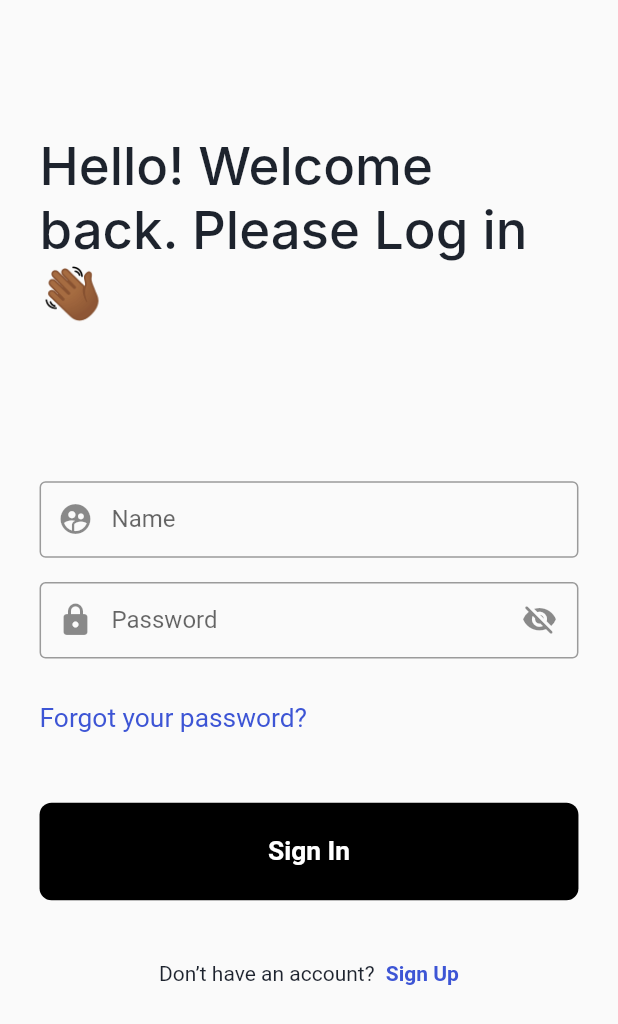
After one commit to WorkPla/FlutterTemplet, a Flutter app: the screen it shows after launch, after a tap on "Responsive Login Page", on a phone screen of 412 x 824 dp. The commit adds this screen. Shown: the top 1024 px of the screen. Run offline on Flutter 3.47's test engine with Material 2 defaults, Android fonts, the phone set to English and light mode, and no system bars; our stand-ins replace device_preview, flutter_screenutil, google_fonts; Roboto replaces fonts that are missing (Inter).

Commit message:
- Added responsive login page.

```diff
--- /dev/null
+++ b/lib/Buttons/login_button.dart
@@ -0,0 +1,32 @@
+import 'package:flutter/material.dart';
+import 'package:flutter_screenutil/flutter_screenutil.dart';
+
+class LoginButton extends StatelessWidget {
+  final Function()? onTap;
+
+  const LoginButton({super.key, required this.onTap});
+
+  @override
+  Widget build(BuildContext context) {
+    return GestureDetector(
+      onTap: onTap,
+      child: Container(
+        padding: EdgeInsets.all(20.w),
+        decoration: BoxDecoration(
+          color: Colors.black,
+          borderRadius: BorderRadius.circular(8),
+        ),
+        child: Center(
+          child: Text(
+            "Sign In",
+            style: TextStyle(
+              color: Colors.white,
+              fontWeight: FontWeight.bold,
+              fontSize: 16.sp,
+            ),
+          ),
+        ),
+      ),
+    );
+  }
+}
--- /dev/null
+++ b/lib/TextField/password_textField.dart
@@ -0,0 +1,57 @@
+import 'package:flutter/material.dart';
+
+class PasswordField extends StatefulWidget {
+  const PasswordField({Key? key}) : super(key: key);
+
+  @override
+  _PasswordFieldState createState() => _PasswordFieldState();
+}
+
+class _PasswordFieldState extends State<PasswordField> {
+  final textFieldFocusNode = FocusNode();
+  bool _obscured = false;
+
+  void _toggleObscured() {
+    setState(() {
+      _obscured = !_obscured;
+      if (textFieldFocusNode.hasPrimaryFocus)
+        return; // If focus is on text field, dont unfocus
+      textFieldFocusNode.canRequestFocus =
+          false; // Prevents focus if tap on eye
+    });
+  }
+
+  @override
+  Widget build(BuildContext context) {
+    return TextField(
+      keyboardType: TextInputType.visiblePassword,
+      obscureText: _obscured,
+      focusNode: textFieldFocusNode,
+      decoration: InputDecoration(
+        floatingLabelBehavior:
+            FloatingLabelBehavior.never, //Hides label on focus or if filled
+        labelText: "Password",
+        //filled: true, // Needed for adding a fill color
+        //fillColor: Colors.grey.shade800,
+        isDense: true, // Reduces height a bit
+        border: OutlineInputBorder(
+            //borderSide: BorderSide.none, // No border
+            //borderRadius: BorderRadius.circular(12), // Apply corner radius
+            ),
+        prefixIcon: Icon(Icons.lock_rounded, size: 24),
+        suffixIcon: Padding(
+          padding: const EdgeInsets.fromLTRB(0, 0, 4, 0),
+          child: GestureDetector(
+            onTap: _toggleObscured,
+            child: Icon(
+              _obscured
+                  ? Icons.visibility_rounded
+                  : Icons.visibility_off_rounded,
+              size: 24,
+            ),
+          ),
+        ),
+      ),
+    );
+  }
+}
--- /dev/null
+++ b/lib/TextField/user_name_textField.dart
@@ -0,0 +1,33 @@
+import 'package:flutter/material.dart';
+
+class UserNameField extends StatefulWidget {
+  const UserNameField({Key? key}) : super(key: key);
+
+  @override
+  _UserNameFieldState createState() => _UserNameFieldState();
+}
+
+class _UserNameFieldState extends State<UserNameField> {
+  @override
+  Widget build(BuildContext context) {
+    return TextField(
+      keyboardType: TextInputType.visiblePassword,
+      decoration: InputDecoration(
+        floatingLabelBehavior:
+            FloatingLabelBehavior.never, //Hides label on focus or if filled
+        labelText: "Name",
+        //filled: true, // Needed for adding a fill color
+        //fillColor: Colors.grey.shade800,
+        isDense: true, // Reduces height a bit
+        border: OutlineInputBorder(
+            //borderSide: BorderSide.none, // No border
+            //borderRadius: BorderRadius.circular(12), // Apply corner radius
+            ),
+        prefixIcon: Icon(Icons.supervised_user_circle, size: 24),
+        suffixIcon: Padding(
+          padding: const EdgeInsets.fromLTRB(0, 0, 4, 0),
+        ),
+      ),
+    );
+  }
+}
--- a/lib/features/home/home_page.dart
+++ b/lib/features/home/home_page.dart
@@ -1,5 +1,6 @@
 import 'package:flutter/material.dart';
 import 'package:my_flutter_template/features/home/home_page_cell.dart';
+import 'package:my_flutter_template/features/responsive_ui_flutter_screenutil_pub/responsive_ui.dart';
 
 class MyHomePage extends StatefulWidget {
   MyHomePage({super.key, required this.title});
@@ -12,7 +13,7 @@ class MyHomePage extends StatefulWidget {
 class _MyHomePageState extends State<MyHomePage> {
   @override
   Widget build(BuildContext context) {
-    var topics = ['a', 'b', 'c'];
+    var topics = ['Responsive Login Page'];
     return new MaterialApp(
       home: new Scaffold(
         appBar: new AppBar(
@@ -31,6 +32,14 @@ class _MyHomePageState extends State<MyHomePage> {
                       backgroundColor: Colors.white),
                   onPressed: () {
                     print("Pressed on => $topic");
+                    if (index == 0) {
+                      Navigator.push(
+                          context,
+                          new MaterialPageRoute(
+                              builder: (context) => new ResponsiveLoginPage(
+                                    title: "Responsive Login Page",
+                                  )));
+                    }
                   },
                   child: new HomeTableCell(topic));
             },
--- /dev/null
+++ b/lib/features/responsive_ui_flutter_screenutil_pub/responsive_ui.dart
@@ -0,0 +1,102 @@
+// https://www.youtube.com/watch?v=LWteDQes4Kk
+
+import 'package:flutter/material.dart';
+import 'package:flutter_screenutil/flutter_screenutil.dart';
+import 'package:my_flutter_template/Buttons/login_button.dart';
+import 'package:my_flutter_template/TextField/password_textField.dart';
+import 'package:my_flutter_template/TextField/user_name_textField.dart';
+
+class ResponsiveLoginPage extends StatefulWidget {
+  ResponsiveLoginPage({super.key, required this.title});
+  final String title;
+
+  @override
+  State<ResponsiveLoginPage> createState() => _ResponsiveLoginPageState();
+}
+
+class _ResponsiveLoginPageState extends State<ResponsiveLoginPage> {
+  @override
+  Widget build(BuildContext context) {
+    return Scaffold(
+        body: SafeArea(
+            child: Padding(
+      padding: EdgeInsets.symmetric(horizontal: 24.w),
+      child: Column(
+        crossAxisAlignment: CrossAxisAlignment.start,
+        children: [
+          // Page title
+
+          SizedBox(height: 88.h),
+          Text(
+            "Hello! Welcome back. Please Log in  👋🏾",
+            style: TextStyle(
+              fontFamily: "Inter",
+              fontSize: 32.sp,
+              fontWeight: FontWeight.w500,
+              color: Color(0xff1d232d),
+            ),
+            textAlign: TextAlign.left,
+          ),
+
+          // Text Field
+
+          SizedBox(height: 103.h),
+          UserNameField(),
+          SizedBox(height: 16.h),
+          PasswordField(),
+          SizedBox(height: 29.h),
+
+          // forgot password text
+
+          Text(
+            "Forgot your password?",
+            style: TextStyle(
+              fontSize: 16.sp,
+              fontWeight: FontWeight.w400,
+              color: Color(0xff3D55D5),
+            ),
+            textAlign: TextAlign.left,
+          ),
+          SizedBox(height: 45.h),
+
+          // Login button
+
+          LoginButton(onTap: () {
+            print('tap on login button.');
+          }),
+          SizedBox(height: 40.h),
+
+          // Don’t have an account? sign up
+
+          Row(
+            mainAxisAlignment: MainAxisAlignment.center,
+            children: [
+              InkWell(
+                child: Text(
+                  'Don’t have an account? ',
+                  style: TextStyle(color: Color(0xff1D232E)),
+                ),
+                onTap: () {
+                  print("tap on Not a member? button");
+                },
+              ),
+              const SizedBox(width: 4),
+              InkWell(
+                child: const Text(
+                  'Sign Up',
+                  style: TextStyle(
+                    color: Color(0xff3D55D5),
+                    fontWeight: FontWeight.bold,
+                  ),
+                ),
+                onTap: () {
+                  print("tap on Register now button");
+                },
+              ),
+            ],
+          )
+        ],
+      ),
+    )));
+  }
+}
--- a/lib/main.dart
+++ b/lib/main.dart
@@ -1,6 +1,8 @@
 import 'package:flutter/material.dart';
 import 'package:my_flutter_template/features/home/home_page.dart';
 import 'package:device_preview/device_preview.dart';
+import 'package:flutter_screenutil/flutter_screenutil.dart';
+import 'package:google_fonts/google_fonts.dart';
 
 void main() {
   runApp(
@@ -17,13 +19,16 @@ class MyApp extends StatelessWidget {
   // This widget is the root of your application.
   @override
   Widget build(BuildContext context) {
-    return MaterialApp(
-      title: 'Flutter Demo',
-      theme: ThemeData(
-        colorScheme: ColorScheme.fromSeed(seedColor: Colors.deepPurple),
-        useMaterial3: true,
-      ),
-      home: MyHomePage(title: 'My Flutter Template'),
+    return ScreenUtilInit(
+      builder: (context, child) => MaterialApp(
+          title: 'Flutter Demo',
+          theme: ThemeData(
+            textTheme: GoogleFonts.nunitoTextTheme(Theme.of(context).textTheme),
+            colorScheme: ColorScheme.fromSeed(seedColor: Colors.deepPurple),
+            useMaterial3: true,
+          ),
+          home: MyHomePage(title: 'My Flutter Template')),
+      designSize: Size(375, 812),
     );
   }
 }
--- a/pubspec.yaml
+++ b/pubspec.yaml
@@ -47,6 +47,9 @@ dev_dependencies:
   # rules and activating additional ones.
   # flutter_lints: ^2.0.0
   device_preview: ^1.1.0
+  flutter_screenutil: ^5.8.4
+  google_fonts: ^5.1.0
+
 
 # For information on the generic Dart part of this file, see the
 # following page: https://dart.dev/tools/pub/pubspec
```
Also changed, not shown: pubspec.lock, 2 other files.
